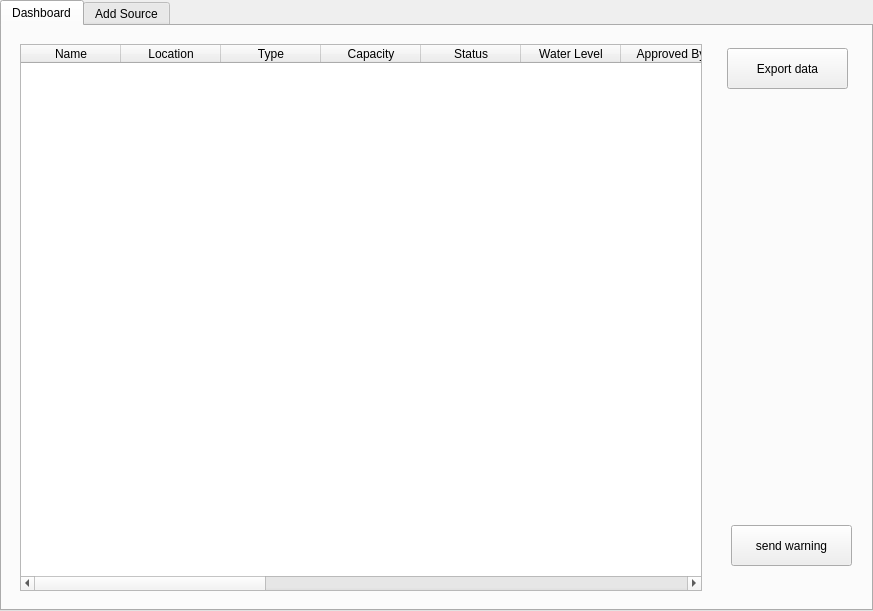
Qt form dashboard.ui (NganeEmmanuel/waterMonitor) before a commit.
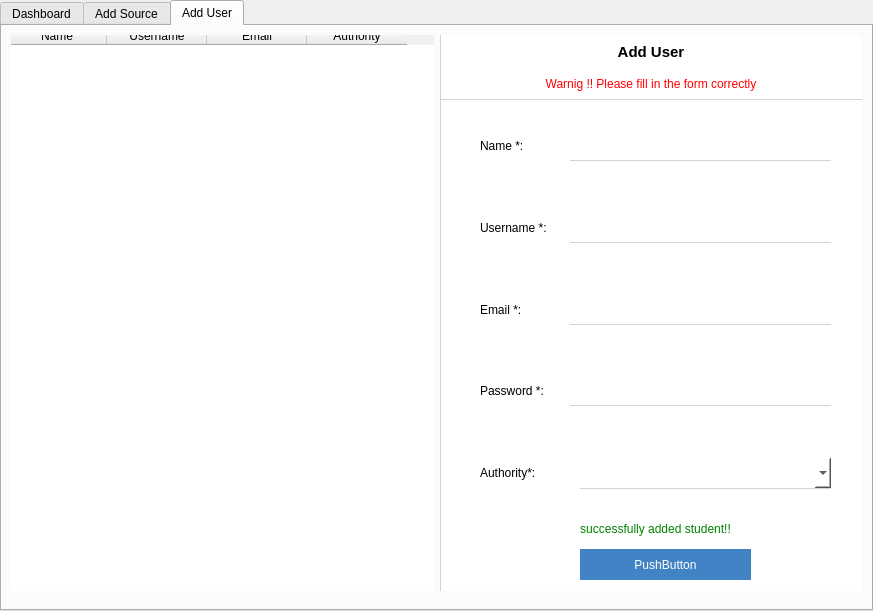
The same form after that commit. The open tabs and pages were chosen to show the change.

What changed in the file:
```diff
--- a/dashboard.ui
+++ b/dashboard.ui
@@ -99,6 +99,21 @@
              <string notr="true"/>
             </property>
             <layout class="QVBoxLayout" name="verticalLayout_2">
+             <property name="spacing">
+              <number>0</number>
+             </property>
+             <property name="leftMargin">
+              <number>0</number>
+             </property>
+             <property name="topMargin">
+              <number>0</number>
+             </property>
+             <property name="rightMargin">
+              <number>0</number>
+             </property>
+             <property name="bottomMargin">
+              <number>0</number>
+             </property>
              <item>
               <widget class="QTableWidget" name="tableWidget">
                <column>
@@ -181,11 +196,6 @@
                  <string>TSS</string>
                 </property>
                </column>
-               <column>
-                <property name="text">
-                 <string>Heavy Metals</string>
-                </property>
-               </column>
               </widget>
              </item>
             </layout>
@@ -1050,6 +1060,380 @@
        </item>
       </layout>
      </widget>
+     <widget class="QWidget" name="tab_3">
+      <attribute name="title">
+       <string>Add User</string>
+      </attribute>
+      <layout class="QHBoxLayout" name="horizontalLayout_3">
+       <property name="spacing">
+        <number>0</number>
+       </property>
+       <property name="leftMargin">
+        <number>0</number>
+       </property>
+       <property name="topMargin">
+        <number>0</number>
+       </property>
+       <property name="rightMargin">
+        <number>0</number>
+       </property>
+       <item>
+        <widget class="QWidget" name="widget_28" native="true">
+         <layout class="QHBoxLayout" name="horizontalLayout_5">
+          <item>
+           <widget class="QWidget" name="widget_29" native="true">
+            <widget class="QTableWidget" name="tableWidget_2">
+             <property name="geometry">
+              <rect>
+               <x>-5</x>
+               <y>-9</y>
+               <width>431</width>
+               <height>581</height>
+              </rect>
+             </property>
+             <column>
+              <property name="text">
+               <string>Name</string>
+              </property>
+             </column>
+             <column>
+              <property name="text">
+               <string>Username</string>
+              </property>
+             </column>
+             <column>
+              <property name="text">
+               <string>Email</string>
+              </property>
+             </column>
+             <column>
+              <property name="text">
+               <string>Authority</string>
+              </property>
+             </column>
+            </widget>
+           </widget>
+          </item>
+          <item>
+           <widget class="QWidget" name="widget_30" native="true">
+            <property name="styleSheet">
+             <string notr="true">QWidget{
+	background-color: #fff;
+	border-left: 1px solid lightgrey;
+}</string>
+            </property>
+            <layout class="QVBoxLayout" name="verticalLayout_9">
+             <property name="spacing">
+              <number>0</number>
+             </property>
+             <property name="leftMargin">
+              <number>0</number>
+             </property>
+             <property name="topMargin">
+              <number>0</number>
+             </property>
+             <property name="rightMargin">
+              <number>0</number>
+             </property>
+             <property name="bottomMargin">
+              <number>0</number>
+             </property>
+             <item>
+              <widget class="QWidget" name="widget_31" native="true">
+               <property name="maximumSize">
+                <size>
+                 <width>16777215</width>
+                 <height>65</height>
+                </size>
+               </property>
+               <property name="styleSheet">
+                <string notr="true">QWidget#label_31{
+	border-bottom: 1px  solid lightgrey;
+}</string>
+               </property>
+               <layout class="QVBoxLayout" name="verticalLayout_10">
+                <property name="spacing">
+                 <number>0</number>
+                </property>
+                <property name="leftMargin">
+                 <number>0</number>
+                </property>
+                <property name="topMargin">
+                 <number>0</number>
+                </property>
+                <property name="rightMargin">
+                 <number>0</number>
+                </property>
+                <property name="bottomMargin">
+                 <number>0</number>
+                </property>
+                <item>
+                 <widget class="QLabel" name="label_32">
+                  <property name="styleSheet">
+                   <string notr="true">QLabel{
+	Font-size: 15px;
+	font-weight: bold;
+}</string>
+                  </property>
+                  <property name="text">
+                   <string>Add User</string>
+                  </property>
+                  <property name="alignment">
+                   <set>Qt::AlignCenter</set>
+                  </property>
+                 </widget>
+                </item>
+                <item>
+                 <widget class="QLabel" name="label_31">
+                  <property name="styleSheet">
+                   <string notr="true">color: red;</string>
+                  </property>
+                  <property name="text">
+                   <string>Warnig !! Please fill in the form correctly</string>
+                  </property>
+                  <property name="alignment">
+                   <set>Qt::AlignCenter</set>
+                  </property>
+                 </widget>
+                </item>
+               </layout>
+              </widget>
+             </item>
+             <item>
+              <widget class="QWidget" name="widget_32" native="true">
+               <property name="styleSheet">
+                <string notr="true">QLineEdit{
+	border-top: 0px;
+	border-left: 0px;
+	border-right: 0px;
+	border-bottom: 1px solid lightgrey;
+}
+
+QComboBox{
+	border-top: 0px;
+	border-left: 0px;
+	border-right: 0px;
+	border-bottom: 1px solid lightgrey;
+}
+
+QLineEdit:focus{
+	border-bottom: 1px solid rgb(66, 132, 198);
+}
+
+QLabel{
+	border-left: 0px;
+}</string>
+               </property>
+               <layout class="QVBoxLayout" name="verticalLayout_11">
+                <property name="spacing">
+                 <number>0</number>
+                </property>
+                <property name="leftMargin">
+                 <number>0</number>
+                </property>
+                <property name="topMargin">
+                 <number>0</number>
+                </property>
+                <property name="rightMargin">
+                 <number>0</number>
+                </property>
+                <property name="bottomMargin">
+                 <number>0</number>
+                </property>
+                <item>
+                 <widget class="QWidget" name="widget_33" native="true">
+                  <widget class="QLabel" name="label_33">
+                   <property name="geometry">
+                    <rect>
+                     <x>40</x>
+                     <y>30</y>
+                     <width>49</width>
+                     <height>31</height>
+                    </rect>
+                   </property>
+                   <property name="text">
+                    <string>Name *:</string>
+                   </property>
+                  </widget>
+                  <widget class="QLineEdit" name="lineEdit_10">
+                   <property name="geometry">
+                    <rect>
+                     <x>130</x>
+                     <y>30</y>
+                     <width>261</width>
+                     <height>31</height>
+                    </rect>
+                   </property>
+                  </widget>
+                 </widget>
+                </item>
+                <item>
+                 <widget class="QWidget" name="widget_34" native="true">
+                  <widget class="QLineEdit" name="lineEdit_12">
+                   <property name="geometry">
+                    <rect>
+                     <x>130</x>
+                     <y>30</y>
+                     <width>261</width>
+                     <height>31</height>
+                    </rect>
+                   </property>
+                  </widget>
+                  <widget class="QLabel" name="label_34">
+                   <property name="geometry">
+                    <rect>
+                     <x>40</x>
+                     <y>30</y>
+                     <width>71</width>
+                     <height>31</height>
+                    </rect>
+                   </property>
+                   <property name="text">
+                    <string>Username *:</string>
+                   </property>
+                  </widget>
+                 </widget>
+                </item>
+                <item>
+                 <widget class="QWidget" name="widget_38" native="true">
+                  <widget class="QLineEdit" name="lineEdit_13">
+                   <property name="geometry">
+                    <rect>
+                     <x>130</x>
+                     <y>30</y>
+                     <width>261</width>
+                     <height>31</height>
+                    </rect>
+                   </property>
+                  </widget>
+                  <widget class="QLabel" name="label_35">
+                   <property name="geometry">
+                    <rect>
+                     <x>40</x>
+                     <y>30</y>
+                     <width>71</width>
+                     <height>31</height>
+                    </rect>
+                   </property>
+                   <property name="text">
+                    <string>Email *:</string>
+                   </property>
+                  </widget>
+                 </widget>
+                </item>
+                <item>
+                 <widget class="QWidget" name="widget_35" native="true">
+                  <widget class="QLineEdit" name="lineEdit_14">
+                   <property name="geometry">
+                    <rect>
+                     <x>130</x>
+                     <y>30</y>
+                     <width>261</width>
+                     <height>31</height>
+                    </rect>
+                   </property>
+                  </widget>
+                  <widget class="QLabel" name="label_36">
+                   <property name="geometry">
+                    <rect>
+                     <x>40</x>
+                     <y>30</y>
+                     <width>71</width>
+                     <height>31</height>
+                    </rect>
+                   </property>
+                   <property name="text">
+                    <string>Password *:</string>
+                   </property>
+                  </widget>
+                 </widget>
+                </item>
+                <item>
+                 <widget class="QWidget" name="widget_36" native="true">
+                  <widget class="QLabel" name="label_37">
+                   <property name="geometry">
+                    <rect>
+                     <x>40</x>
+                     <y>30</y>
+                     <width>71</width>
+                     <height>31</height>
+                    </rect>
+                   </property>
+                   <property name="text">
+                    <string>Authority*:</string>
+                   </property>
+                  </widget>
+                  <widget class="QComboBox" name="comboBox">
+                   <property name="geometry">
+                    <rect>
+                     <x>140</x>
+                     <y>31</y>
+                     <width>251</width>
+                     <height>31</height>
+                    </rect>
+                   </property>
+                  </widget>
+                 </widget>
+                </item>
+                <item>
+                 <widget class="QWidget" name="widget_37" native="true">
+                  <property name="styleSheet">
+                   <string notr="true">QLabel{
+	color: green;
+}
+
+QPushButton{
+	background-color: rgb(66, 131, 197);
+	border: 0px;
+	color: #fff;
+}
+
+QPushButton:hover{
+	background-color: rgb(85, 170, 255);
+}</string>
+                  </property>
+                  <widget class="QLabel" name="label_38">
+                   <property name="geometry">
+                    <rect>
+                     <x>20</x>
+                     <y>10</y>
+                     <width>391</width>
+                     <height>20</height>
+                    </rect>
+                   </property>
+                   <property name="text">
+                    <string>successfully added student!!</string>
+                   </property>
+                   <property name="alignment">
+                    <set>Qt::AlignCenter</set>
+                   </property>
+                  </widget>
+                  <widget class="QPushButton" name="pushButton_4">
+                   <property name="geometry">
+                    <rect>
+                     <x>140</x>
+                     <y>40</y>
+                     <width>171</width>
+                     <height>31</height>
+                    </rect>
+                   </property>
+                   <property name="text">
+                    <string>PushButton</string>
+                   </property>
+                  </widget>
+                 </widget>
+                </item>
+               </layout>
+              </widget>
+             </item>
+            </layout>
+           </widget>
+          </item>
+         </layout>
+        </widget>
+       </item>
+      </layout>
+     </widget>
     </widget>
    </item>
   </layout>
```
Left out of the diff: 21 changed lines with no effect on the pictures.
